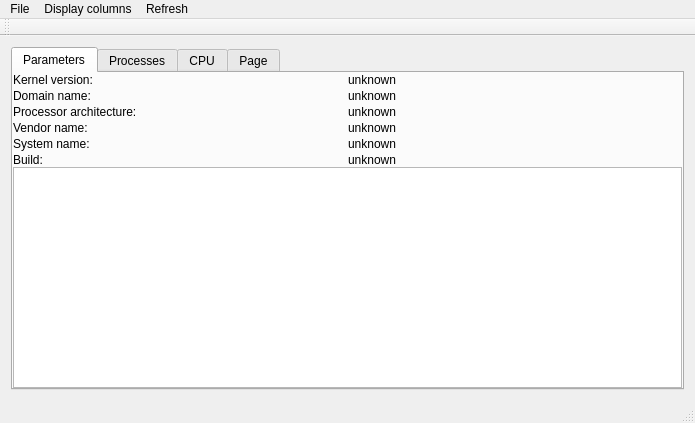
Before: the Qt Designer form KernelHacker/mainwindow.ui in benapetr/KernelHacker, drawn with Qt 5.
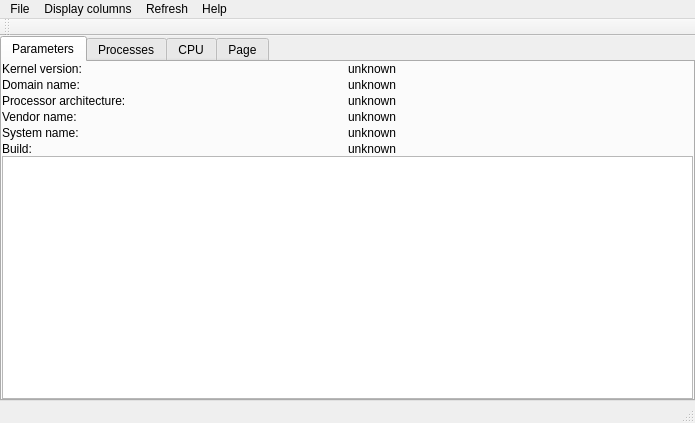
After: the same form once the commit is applied.

Diff of the .ui file:
```diff
--- a/KernelHacker/mainwindow.ui
+++ b/KernelHacker/mainwindow.ui
@@ -15,6 +15,21 @@
   </property>
   <widget class="QWidget" name="centralWidget">
    <layout class="QVBoxLayout" name="verticalLayout">
+    <property name="spacing">
+     <number>0</number>
+    </property>
+    <property name="leftMargin">
+     <number>0</number>
+    </property>
+    <property name="topMargin">
+     <number>0</number>
+    </property>
+    <property name="rightMargin">
+     <number>0</number>
+    </property>
+    <property name="bottomMargin">
+     <number>0</number>
+    </property>
     <item>
      <widget class="QTabWidget" name="tabWidget">
       <property name="currentIndex">
@@ -276,9 +291,16 @@
     </widget>
     <addaction name="menuProcess_list"/>
    </widget>
+   <widget class="QMenu" name="menuHelp">
+    <property name="title">
+     <string>Help</string>
+    </property>
+    <addaction name="actionDisplay_about"/>
+   </widget>
    <addaction name="menuFile"/>
    <addaction name="menuDisplay_columns"/>
    <addaction name="menuRefresh"/>
+   <addaction name="menuHelp"/>
   </widget>
   <widget class="QToolBar" name="mainToolBar">
    <attribute name="toolBarArea">
```
Left out of the diff: 21 changed lines with no effect on the pictures.
